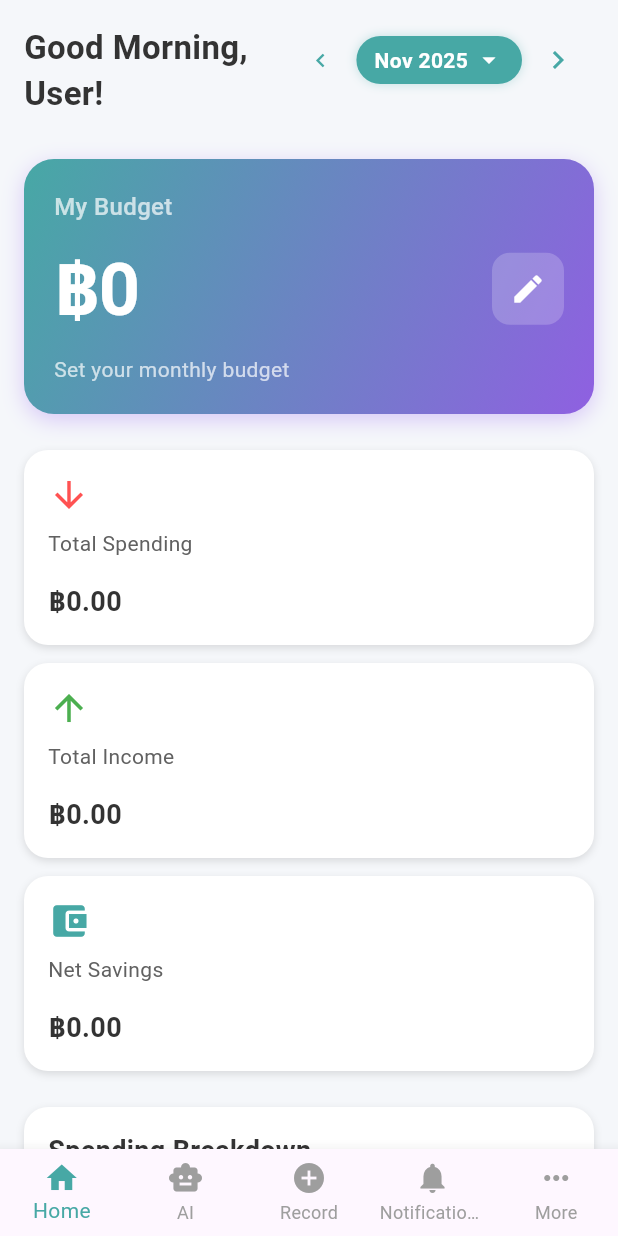
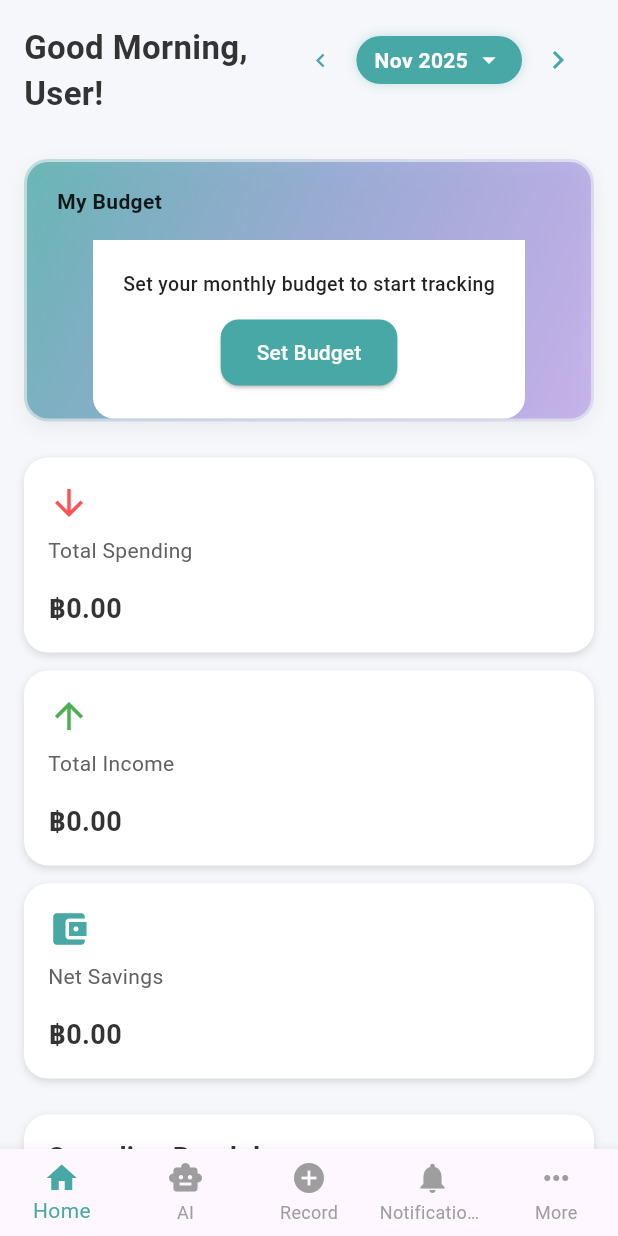
Before and after one commit to nooele2/BudgetBear, a Flutter app: the HomePage screen opened directly, on a phone screen of 412 x 824 dp. Run offline on Flutter 3.47's test engine with Material 3 defaults, Android fonts, the phone set to English and light mode, and no system bars; our stand-ins replace cloud_firestore, firebase_auth, firebase_core, fl_chart, flutter_dotenv, google_fonts and 2 more; accounts and stored records are empty.

Commit message:
budget card added

```diff
--- a/lib/pages/home_page.dart
+++ b/lib/pages/home_page.dart
@@ -5,6 +5,7 @@ import 'package:google_fonts/google_fonts.dart';
 import 'package:budget_bear/pages/record_page.dart';
 import 'package:budget_bear/pages/detail_page.dart';
 import 'package:budget_bear/widgets/bottom_nav_bar.dart';
+import 'package:budget_bear/widgets/budget_card.dart';
 
 class HomePage extends StatefulWidget {
   const HomePage({Key? key}) : super(key: key);
@@ -230,6 +231,7 @@ class _HomePageState extends State<HomePage> {
     _loadSummaryData();
   }
 
+
   Future<void> _showBudgetEditDialog(BuildContext context) async {
     final theme = Theme.of(context);
     final isDark = theme.brightness == Brightness.dark;
@@ -395,112 +397,13 @@ class _HomePageState extends State<HomePage> {
                     ),
                     const SizedBox(height: 24),
 
-                    // Budget Section
-                    Container(
-                      padding: const EdgeInsets.all(20),
-                      decoration: BoxDecoration(
-                        gradient: const LinearGradient(
-                          colors: [Color(0xFF47A8A5), Color.fromARGB(255, 143, 96, 225)],
-                          begin: Alignment.topLeft,
-                          end: Alignment.bottomRight,
-                        ),
-                        borderRadius: BorderRadius.circular(20),
-                        boxShadow: [
-                          BoxShadow(
-                            color: const Color(0x407C3AED),
-                            blurRadius: 12,
-                            offset: const Offset(0, 4),
-                          ),
-                        ],
-                      ),
-                      child: Column(
-                        crossAxisAlignment: CrossAxisAlignment.start,
-                        children: [
-                          const Text(
-                            "My Budget",
-                            style: TextStyle(
-                              fontSize: 16,
-                              fontWeight: FontWeight.w500,
-                              color: Colors.white70,
-                            ),
-                          ),
-                          const SizedBox(height: 8),
-                          Row(
-                            mainAxisAlignment: MainAxisAlignment.spaceBetween,
-                            crossAxisAlignment: CrossAxisAlignment.center,
-                            children: [
-                              Text(
-                                monthlyBudget > 0
-                                    ? "฿${monthlyBudget.toStringAsFixed(0)}"
-                                    : "฿0",
-                                style: const TextStyle(
-                                  fontSize: 48,
-                                  fontWeight: FontWeight.bold,
-                                  color: Colors.white,
-                                  letterSpacing: -1,
-                                ),
-                              ),
-                              GestureDetector(
-                                onTap: () => _showBudgetEditDialog(context),
-                                child: Container(
-                                  padding: const EdgeInsets.all(12),
-                                  decoration: BoxDecoration(
-                                    color: Colors.white.withOpacity(0.2),
-                                    borderRadius: BorderRadius.circular(12),
-                                  ),
-                                  child: const Icon(
-                                    Icons.edit,
-                                    color: Colors.white,
-                                    size: 24,
-                                  ),
-                                ),
-                              ),
-                            ],
-                          ),
-                          const SizedBox(height: 8),
-                          Text(
-                            monthlyBudget > 0
-                                ? "Let's make every baht count!"
-                                : "Set your monthly budget",
-                            style: const TextStyle(
-                              fontSize: 14,
-                              color: Colors.white70,
-                            ),
-                          ),
-                          if (monthlyBudget > 0) ...[
-                            const SizedBox(height: 16),
-                            Container(
-                              padding: const EdgeInsets.symmetric(vertical: 8, horizontal: 12),
-                              decoration: BoxDecoration(
-                                color: Colors.white.withOpacity(0.15),
-                                borderRadius: BorderRadius.circular(8),
-                              ),
-                              child: Row(
-                                mainAxisAlignment: MainAxisAlignment.spaceBetween,
-                                children: [
-                                  const Text(
-                                    "Remaining",
-                                    style: TextStyle(
-                                      fontSize: 14,
-                                      color: Colors.white70,
-                                    ),
-                                  ),
-                                  Text(
-                                    "฿${(monthlyBudget - totalSpending).toStringAsFixed(2)}",
-                                    style: TextStyle(
-                                      fontSize: 16,
-                                      color: (monthlyBudget - totalSpending) >= 0
-                                          ? Colors.white
-                                          : Colors.red.shade200,
-                                      fontWeight: FontWeight.bold,
-                                    ),
-                                  ),
-                                ],
-                              ),
-                            ),
-                          ],
-                        ],
-                      ),
+                    // Budget Card
+                    UnifiedBudgetCard(
+                    firestoreService: firestoreService,
+                    onBudgetUpdated: () {
+                      // Optionally reload other data if needed
+                      _loadSummaryData();
+                    },
                     ),
                     const SizedBox(height: 24),
 
--- /dev/null
+++ b/lib/widgets/budget_card.dart
@@ -0,0 +1,465 @@
+import 'package:flutter/material.dart';
+
+class UnifiedBudgetCard extends StatefulWidget {
+  final dynamic firestoreService;
+  final VoidCallback? onBudgetUpdated;
+
+  const UnifiedBudgetCard({
+    Key? key,
+    required this.firestoreService,
+    this.onBudgetUpdated,
+  }) : super(key: key);
+
+  @override
+  State<UnifiedBudgetCard> createState() => _UnifiedBudgetCardState();
+}
+
+class _UnifiedBudgetCardState extends State<UnifiedBudgetCard> {
+  bool isLoading = true;
+  double monthlyBudget = 0;
+  double totalSpending = 0;
+  BudgetStatus status = BudgetStatus.noBudget;
+
+  @override
+  void initState() {
+    super.initState();
+    _loadBudgetData();
+  }
+
+  Future<void> _loadBudgetData() async {
+    setState(() => isLoading = true);
+
+    final now = DateTime.now();
+    final currentYear = now.year;
+    final currentMonth = now.month;
+
+    try {
+      final summary = await widget.firestoreService.getSummaryData(currentYear, currentMonth);
+      final budget = await widget.firestoreService.getMonthlyBudget(currentYear, currentMonth);
+      final spending = summary['expense'] ?? 0.0;
+
+      setState(() {
+        monthlyBudget = budget;
+        totalSpending = spending;
+
+        if (budget > 0) {
+          final percentage = (spending / budget) * 100;
+          if (percentage >= 100) {
+            status = BudgetStatus.overBudget;
+          } else if (percentage >= 90) {
+            status = BudgetStatus.warning;
+          } else if (percentage >= 75) {
+            status = BudgetStatus.caution;
+          } else {
+            status = BudgetStatus.onTrack;
+          }
+        } else {
+          status = BudgetStatus.noBudget;
+        }
+
+        isLoading = false;
+      });
+    } catch (e) {
+      setState(() {
+        monthlyBudget = 0;
+        totalSpending = 0;
+        status = BudgetStatus.noBudget;
+        isLoading = false;
+      });
+    }
+  }
+
+  Future<void> _showBudgetEditDialog(BuildContext context) async {
+    final theme = Theme.of(context);
+    final isDark = theme.brightness == Brightness.dark;
+
+    final TextEditingController controller =
+        TextEditingController(text: monthlyBudget > 0 ? monthlyBudget.toString() : '');
+
+    final now = DateTime.now();
+    final currentYear = now.year;
+    final currentMonth = now.month;
+
+    await showDialog(
+      context: context,
+      builder: (context) {
+        return AlertDialog(
+          backgroundColor: isDark ? const Color(0xFF1E1E1E) : Colors.white,
+          shape: RoundedRectangleBorder(borderRadius: BorderRadius.circular(16)),
+          title: Text(
+            "Edit Monthly Budget",
+            style: TextStyle(color: isDark ? Colors.white : Colors.black87),
+          ),
+          content: TextField(
+            controller: controller,
+            keyboardType: TextInputType.number,
+            style: TextStyle(color: isDark ? Colors.white : Colors.black87),
+            decoration: InputDecoration(
+              labelText: "Enter new budget (฿)",
+              labelStyle: TextStyle(color: isDark ? Colors.white70 : Colors.black54),
+              border: const OutlineInputBorder(),
+              enabledBorder: OutlineInputBorder(
+                borderSide: BorderSide(color: isDark ? Colors.grey.shade700 : Colors.grey.shade300),
+              ),
+              focusedBorder: const OutlineInputBorder(
+                borderSide: BorderSide(color: Color.fromRGBO(71, 168, 165, 1)),
+              ),
+            ),
+          ),
+          actions: [
+            TextButton(
+              onPressed: () => Navigator.pop(context),
+              child: Text(
+                "Cancel",
+                style: TextStyle(color: isDark ? Colors.white70 : Colors.black54),
+              ),
+            ),
+            ElevatedButton(
+              onPressed: () async {
+                final newBudget = double.tryParse(controller.text) ?? 0.0;
+
+                await widget.firestoreService.setMonthlyBudget(
+                  currentYear,
+                  currentMonth,
+                  newBudget,
+                );
+
+                await _loadBudgetData();
+
+                if (widget.onBudgetUpdated != null) {
+                  widget.onBudgetUpdated!();
+                }
+
+                Navigator.pop(context);
+              },
+              style: ElevatedButton.styleFrom(
+                backgroundColor: const Color.fromRGBO(71, 168, 165, 1),
+                foregroundColor: Colors.white,
+                shape: RoundedRectangleBorder(
+                  borderRadius: BorderRadius.circular(12),
+                ),
+              ),
+              child: const Text("Save"),
+            ),
+          ],
+        );
+      },
+    );
+  }
+
+  Color _getStatusColor() {
+    switch (status) {
+      case BudgetStatus.overBudget:
+        return Colors.red;
+      case BudgetStatus.warning:
+        return Colors.orange;
+      case BudgetStatus.caution:
+        return Colors.amber;
+      case BudgetStatus.onTrack:
+        return Colors.green;
+      case BudgetStatus.noBudget:
+        return Colors.grey;
+    }
+  }
+
+  IconData _getStatusIcon() {
+    switch (status) {
+      case BudgetStatus.overBudget:
+        return Icons.error;
+      case BudgetStatus.warning:
+        return Icons.warning;
+      case BudgetStatus.caution:
+        return Icons.info;
+      case BudgetStatus.onTrack:
+        return Icons.check_circle;
+      case BudgetStatus.noBudget:
+        return Icons.savings_outlined;
+    }
+  }
+
+  String _getStatusMessage() {
+    if (monthlyBudget <= 0) {
+      return "Set your monthly budget to start tracking";
+    }
+
+    final percentage = (totalSpending / monthlyBudget) * 100;
+
+    switch (status) {
+      case BudgetStatus.overBudget:
+        return "Budget exceeded! You've spent ฿${totalSpending.toStringAsFixed(2)}";
+      case BudgetStatus.warning:
+        return "Warning: ${percentage.toStringAsFixed(0)}% of budget used";
+      case BudgetStatus.caution:
+        return "Alert: ${percentage.toStringAsFixed(0)}% of budget used";
+      case BudgetStatus.onTrack:
+        return "Great! Only ${percentage.toStringAsFixed(0)}% used";
+      case BudgetStatus.noBudget:
+        return "Set your monthly budget to start tracking";
+    }
+  }
+
+  String _getCurrentMonthYear() {
+    final now = DateTime.now();
+    final months = [
+      'January', 'February', 'March', 'April', 'May', 'June',
+      'July', 'August', 'September', 'October', 'November', 'December'
+    ];
+    return '${months[now.month - 1]} ${now.year}';
+  }
+
+  @override
+  Widget build(BuildContext context) {
+    final theme = Theme.of(context);
+    final isDark = theme.brightness == Brightness.dark;
+
+    if (isLoading) {
+      return Container(
+        padding: const EdgeInsets.all(40),
+        decoration: BoxDecoration(
+          color: isDark ? const Color(0xFF1E1E1E) : Colors.white,
+          borderRadius: BorderRadius.circular(16),
+          boxShadow: [
+            BoxShadow(
+              color: Colors.black.withOpacity(0.1),
+              blurRadius: 12,
+              offset: const Offset(0, 4),
+            ),
+          ],
+        ),
+        child: const Center(
+          child: CircularProgressIndicator(
+            strokeWidth: 2,
+          ),
+        ),
+      );
+    }
+
+    final percentage = monthlyBudget > 0 ? (totalSpending / monthlyBudget) * 100 : 0.0;
+    final remaining = monthlyBudget - totalSpending;
+
+    return GestureDetector(
+      onTap: () => _showBudgetEditDialog(context),
+      child: Container(
+        decoration: BoxDecoration(
+          border: Border.all(
+            width: 2,
+            color: Colors.transparent,
+          ),
+          borderRadius: BorderRadius.circular(16),
+          gradient: LinearGradient(
+            colors: [
+              const Color(0xFF47A8A5).withOpacity(0.3),
+              const Color(0xFF8F60E1).withOpacity(0.15),
+            ],
+            begin: Alignment.topLeft,
+            end: Alignment.bottomRight,
+          ),
+          boxShadow: [
+            BoxShadow(
+              color: Colors.black.withOpacity(0.05),
+              blurRadius: 10,
+              offset: const Offset(0, 4),
+            ),
+          ],
+        ),
+        child: Container(
+          decoration: BoxDecoration(
+            borderRadius: BorderRadius.circular(14),
+            gradient: LinearGradient(
+              colors: [
+                const Color(0xFF47A8A5).withOpacity(0.7),
+                const Color(0xFF8F60E1).withOpacity(0.3),
+              ],
+              begin: Alignment.topLeft,
+              end: Alignment.bottomRight,
+            ),
+          ),
+          child: Column(
+            children: [
+              // Header section with gradient background
+              Padding(
+                padding: const EdgeInsets.symmetric(horizontal: 20, vertical: 16),
+                child: Row(
+                  children: [
+                    Expanded(
+                      child: Column(
+                        crossAxisAlignment: CrossAxisAlignment.start,
+                        children: [
+                          Text(
+                            "My Budget",
+                            style: TextStyle(
+                              fontSize: 14,
+                              fontWeight: FontWeight.w600,
+                              color: isDark ? Colors.white : Colors.black87,
+                            ),
+                          ),
+                          if (monthlyBudget > 0) ...[
+                            const SizedBox(height: 4),
+                            Row(
+                              children: [
+                                Text(
+                                  "฿${monthlyBudget.toStringAsFixed(0)}",
+                                  style: TextStyle(
+                                    fontSize: 16,
+                                    fontWeight: FontWeight.bold,
+                                    color: isDark ? Colors.white : Colors.black87,
+                                  ),
+                                ),
+                                const SizedBox(width: 8),
+                                Icon(
+                                  Icons.edit,
+                                  size: 16,
+                                  color: isDark ? Colors.white70 : Colors.black54,
+                                ),
+                              ],
+                            ),
+                          ],
+                        ],
+                      ),
+                    ),
+                  ],
+                ),
+              ),
+
+              // White background section
+              Container(
+                decoration: BoxDecoration(
+                  color: isDark ? const Color(0xFF1E1E1E) : Colors.white,
+                  borderRadius: const BorderRadius.only(
+                    bottomLeft: Radius.circular(14),
+                    bottomRight: Radius.circular(14),
+                  ),
+                ),
+                child: Column(
+                  children: [
+                    if (monthlyBudget > 0) ...[
+                      Padding(
+                        padding: const EdgeInsets.fromLTRB(20, 20, 20, 16),
+                        child: Column(
+                          crossAxisAlignment: CrossAxisAlignment.start,
+                          children: [
+                            Text(
+                              _getStatusMessage(),
+                              style: TextStyle(
+                                fontSize: 13,
+                                color: isDark ? Colors.white70 : Colors.black87,
+                                fontWeight: FontWeight.w500,
+                              ),
+                            ),
+                            const SizedBox(height: 16),
+
+                            // Progress bar
+                            ClipRRect(
+                              borderRadius: BorderRadius.circular(8),
+                              child: LinearProgressIndicator(
+                                value: (percentage / 100).clamp(0.0, 1.0),
+                                backgroundColor: isDark
+                                    ? Colors.grey.shade800
+                                    : Colors.grey.shade200,
+                                color: _getStatusColor(),
+                                minHeight: 8,
+                              ),
+                            ),
+                          ],
+                        ),
+                      ),
+
+                      // Spent and Budget row
+                      Padding(
+                        padding: const EdgeInsets.fromLTRB(20, 0, 20, 20),
+                        child: Row(
+                          mainAxisAlignment: MainAxisAlignment.spaceBetween,
+                          children: [
+                            Column(
+                              crossAxisAlignment: CrossAxisAlignment.start,
+                              children: [
+                                Text(
+                                  "Spent",
+                                  style: TextStyle(
+                                    fontSize: 12,
+                                    color: isDark ? Colors.white60 : Colors.black54,
+                                  ),
+                                ),
+                                const SizedBox(height: 4),
+                                Text(
+                                  "฿${totalSpending.toStringAsFixed(2)}",
+                                  style: TextStyle(
+                                    fontSize: 18,
+                                    fontWeight: FontWeight.bold,
+                                    color: isDark ? Colors.white : Colors.black87,
+                                  ),
+                                ),
+                              ],
+                            ),
+                            Column(
+                              crossAxisAlignment: CrossAxisAlignment.end,
+                              children: [
+                                Text(
+                                  "Budget",
+                                  style: TextStyle(
+                                    fontSize: 12,
+                                    color: isDark ? Colors.white60 : Colors.black54,
+                                  ),
+                                ),
+                                const SizedBox(height: 4),
+                                Text(
+                                  "฿${monthlyBudget.toStringAsFixed(2)}",
+                                  style: TextStyle(
+                                    fontSize: 18,
+                                    fontWeight: FontWeight.bold,
+                                    color: isDark ? Colors.white : Colors.black87,
+                                  ),
+                                ),
+                              ],
+                            ),
+                          ],
+                        ),
+                      ),
+                    ] else ...[
+                      Padding(
+                        padding: const EdgeInsets.all(20),
+                        child: Column(
+                          children: [
+                            Text(
+                              _getStatusMessage(),
+                              style: TextStyle(
+                                fontSize: 13,
+                                color: isDark ? Colors.white70 : Colors.black87,
+                                fontWeight: FontWeight.w500,
+                              ),
+                            ),
+                            const SizedBox(height: 12),
+                            ElevatedButton(
+                              onPressed: () => _showBudgetEditDialog(context),
+                              style: ElevatedButton.styleFrom(
+                                backgroundColor: const Color.fromRGBO(71, 168, 165, 1),
+                                foregroundColor: Colors.white,
+                                shape: RoundedRectangleBorder(
+                                  borderRadius: BorderRadius.circular(12),
+                                ),
+                                padding: const EdgeInsets.symmetric(horizontal: 24, vertical: 12),
+                              ),
+                              child: const Text("Set Budget"),
+                            ),
+                          ],
+                        ),
+                      ),
+                    ],
+                  ],
+                ),
+              ),
+            ],
+          ),
+        ),
+      ),
+    );
+  }
+}
+
+enum BudgetStatus {
+  noBudget,
+  onTrack,
+  caution,
+  warning,
+  overBudget,
+}
```
